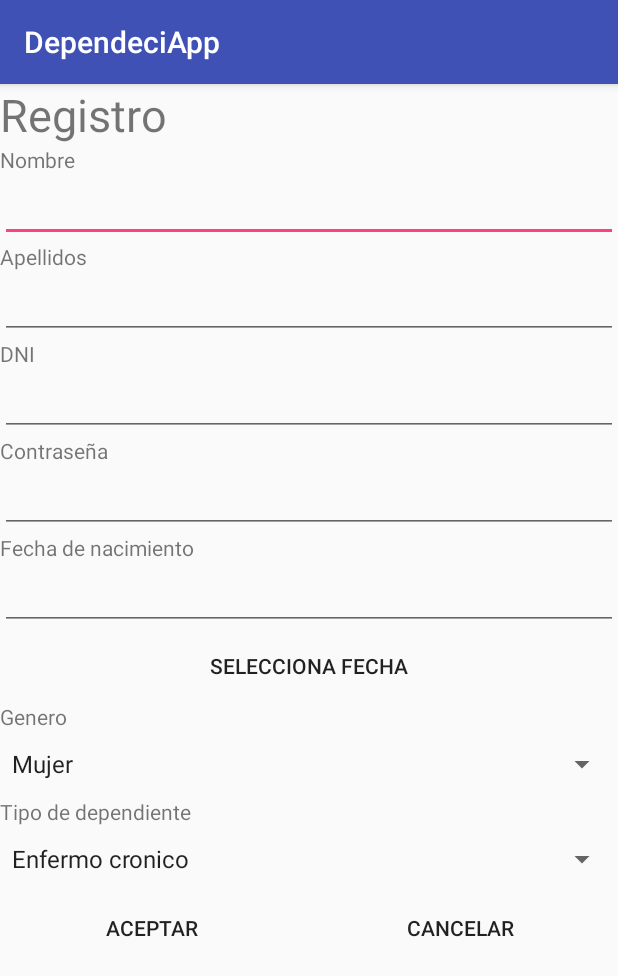
After one commit to VK-Tiodor/ProjecteIntegrador_DAM_ATKJ-2, an Android app: the RegisterActivity screen opened directly, with no data from a screen before it, on a phone screen of 412 x 824 dp. The commit adds this screen. Shown: the top 976 px of the screen. Run offline under Robolectric (Android 15) with nearby library versions, the phone set to English and light mode, and no system bars.

Commit message:
RegisterActivity Parte1

```diff
--- a/DependeciApp/app/src/main/AndroidManifest.xml
+++ b/DependeciApp/app/src/main/AndroidManifest.xml
@@ -19,6 +19,7 @@
                 <category android:name="android.intent.category.LAUNCHER" />
             </intent-filter>
         </activity>
+        <activity android:name=".RegisterActivity"></activity>
     </application>
 
 </manifest>
--- /dev/null
+++ b/DependeciApp/app/src/main/java/dam/android/dependeciapp/RegisterActivity.java
@@ -0,0 +1,78 @@
+package dam.android.dependeciapp;
+
+import android.app.DatePickerDialog;
+import android.support.v7.app.AppCompatActivity;
+import android.os.Bundle;
+import android.view.View;
+import android.widget.ArrayAdapter;
+import android.widget.DatePicker;
+import android.widget.EditText;
+import android.widget.Spinner;
+
+import java.util.Calendar;
+
+public class RegisterActivity extends AppCompatActivity {
+
+    private EditText etNombre;
+    private EditText etApellido;
+    private EditText etDNI;
+    private EditText etPass;
+    private EditText etFecha;
+    private Spinner spGenero;
+    private Spinner spTipoDependiente;
+
+    @Override
+    protected void onCreate(Bundle savedInstanceState) {
+        super.onCreate(savedInstanceState);
+        setContentView(R.layout.activity_register);
+        setUI();
+    }
+
+    private void setUI() {
+        etNombre=(EditText)findViewById(R.id.etNombre);
+        etApellido=(EditText)findViewById(R.id.etApellidos);
+        etDNI=(EditText)findViewById(R.id.etDni);
+        etPass=(EditText)findViewById(R.id.etPass);
+        etFecha=(EditText)findViewById(R.id.etFecha);
+        spGenero=(Spinner)findViewById(R.id.spGenero);
+        spTipoDependiente=(Spinner)findViewById(R.id.spTipoDependiente);
+        ArrayAdapter<CharSequence> adapterGenero = ArrayAdapter.createFromResource(this, R.array.genero,
+                android.R.layout.simple_spinner_item);
+        spGenero.setAdapter(adapterGenero);
+        ArrayAdapter<CharSequence> adapterTipo = ArrayAdapter.createFromResource(this, R.array.tipo_dependiente,
+                android.R.layout.simple_spinner_item);
+        spTipoDependiente.setAdapter(adapterTipo);
+    }
+
+
+    public void openDatePicker(View v) {
+        int yy;
+        int mm;
+        int dd;
+        if (etFecha.getText().toString().equals("")) {
+            final Calendar calendario = Calendar.getInstance();
+            yy = calendario.get(Calendar.YEAR);
+            mm = calendario.get(Calendar.MONTH);
+            dd = calendario.get(Calendar.DAY_OF_MONTH);
+        } else {
+            String fecha = etFecha.getText().toString();
+            String[] dateArray = fecha.split("-");
+
+            yy = Integer.valueOf(dateArray[0]);
+            mm = (Integer.valueOf(dateArray[1]) - 1);
+            dd = (Integer.valueOf(dateArray[2]));
+        }
+        DatePickerDialog datePicker = new DatePickerDialog(this, new DatePickerDialog.OnDateSetListener() {
+            @Override
+            public void onDateSet(DatePicker view, int year, int monthOfYear, int dayOfMonth) {
+
+                String fecha = String.valueOf(year) + "-" + String.valueOf(monthOfYear + 1)
+                        + "-" + String.valueOf(dayOfMonth);
+                etFecha.setText(fecha);
+            }
+        }, yy, mm, dd);
+        datePicker.show();
+    }
+
+
+}
--- /dev/null
+++ b/DependeciApp/app/src/main/res/layout/activity_register.xml
@@ -0,0 +1,138 @@
+<?xml version="1.0" encoding="utf-8"?>
+<android.support.constraint.ConstraintLayout xmlns:android="http://schemas.android.com/apk/res/android"
+    xmlns:app="http://schemas.android.com/apk/res-auto"
+    xmlns:tools="http://schemas.android.com/tools"
+    android:layout_width="match_parent"
+    android:layout_height="match_parent"
+    tools:context="dam.android.dependeciapp.RegisterActivity">
+
+    <ScrollView
+        android:layout_width="match_parent"
+        android:layout_height="match_parent">
+
+        <LinearLayout
+            android:layout_width="match_parent"
+            android:layout_height="wrap_content"
+            android:orientation="vertical" >
+
+            <TextView
+                android:layout_width="match_parent"
+                android:layout_height="wrap_content"
+                android:text="@string/register_registro"
+                android:textSize="30sp" />
+
+            <TextView
+                android:layout_width="match_parent"
+                android:layout_height="wrap_content"
+                android:text="@string/register_nombre" />
+
+            <EditText
+                android:id="@+id/etNombre"
+                android:layout_width="match_parent"
+                android:layout_height="wrap_content"
+                android:ems="10"
+                android:inputType="textPersonName" />
+
+            <TextView
+                android:layout_width="match_parent"
+                android:layout_height="wrap_content"
+                android:text="@string/register_apellidos" />
+
+            <EditText
+                android:id="@+id/etApellidos"
+                android:layout_width="match_parent"
+                android:layout_height="wrap_content"
+                android:ems="10"
+                android:inputType="textPersonName" />
+
+            <TextView
+                android:layout_width="match_parent"
+                android:layout_height="wrap_content"
+                android:text="@string/register_dni" />
+
+            <EditText
+                android:id="@+id/etDni"
+                android:layout_width="match_parent"
+                android:layout_height="wrap_content"
+                android:ems="10"
+                android:inputType="textPersonName" />
+
+            <TextView
+                android:layout_width="match_parent"
+                android:layout_height="wrap_content"
+                android:text="@string/register_pass" />
+
+            <EditText
+                android:id="@+id/etPass"
+                android:layout_width="match_parent"
+                android:layout_height="wrap_content"
+                android:ems="10"
+                android:inputType="textPersonName" />
+
+            <TextView
+                android:layout_width="match_parent"
+                android:layout_height="wrap_content"
+                android:text="@string/register_nacimiento" />
+
+            <EditText
+                android:id="@+id/etFecha"
+                android:layout_width="match_parent"
+                android:layout_height="wrap_content"
+                android:ems="10"
+                android:inputType="textPersonName" />
+
+            <Button
+                android:id="@+id/btFecha"
+                style="?android:attr/borderlessButtonStyle"
+                android:layout_width="match_parent"
+                android:layout_height="wrap_content"
+                android:text="@string/register_fecha_boton"
+                android:onClick="openDatePicker"/>
+
+            <TextView
+                android:layout_width="match_parent"
+                android:layout_height="wrap_content"
+                android:text="@string/register_genero" />
+
+            <Spinner
+                android:id="@+id/spGenero"
+                android:layout_width="match_parent"
+                android:layout_height="44dp"
+                android:spinnerMode="dialog" />
+
+            <TextView
+                android:layout_width="match_parent"
+                android:layout_height="wrap_content"
+                android:text="@string/register_tipo_dependiente" />
+
+            <Spinner
+                android:id="@+id/spTipoDependiente"
+                android:layout_width="match_parent"
+                android:layout_height="44dp"
+                android:spinnerMode="dialog" />
+
+            <LinearLayout
+                android:layout_width="match_parent"
+                android:layout_height="match_parent"
+                android:orientation="horizontal">
+
+                <Button
+                    android:id="@+id/btAceptar"
+                    style="?android:attr/borderlessButtonStyle"
+                    android:layout_width="wrap_content"
+                    android:layout_height="wrap_content"
+                    android:layout_weight="1"
+                    android:text="@string/aceptar" />
+
+                <Button
+                    android:id="@+id/btCancelar"
+                    style="?android:attr/borderlessButtonStyle"
+                    android:layout_width="wrap_content"
+                    android:layout_height="wrap_content"
+                    android:layout_weight="1"
+                    android:text="@string/cancelar" />
+            </LinearLayout>
+        </LinearLayout>
+
+    </ScrollView>
+</android.support.constraint.ConstraintLayout>
--- /dev/null
+++ b/DependeciApp/app/src/main/res/values/array.xml
@@ -0,0 +1,15 @@
+<?xml version="1.0" encoding="utf-8"?>
+<resources>
+    <string-array name="genero">
+        <item>Mujer</item>
+        <item>Hombre</item>
+        <item>Indefinido</item>
+    </string-array>
+    <string-array name="tipo_dependiente">
+        <item>Enfermo cronico</item>
+        <item>Persona mayor</item>
+        <item>Discapacitado</item>
+    </string-array>
+
+
+</resources>
--- a/DependeciApp/app/src/main/res/values/strings.xml
+++ b/DependeciApp/app/src/main/res/values/strings.xml
@@ -1,8 +1,19 @@
 <resources>
     <string name="app_name">DependeciApp</string>
-
     <string name="navigation_drawer_open">Open navigation drawer</string>
     <string name="navigation_drawer_close">Close navigation drawer</string>
+    <string name="action_settings">Settings</string>
+    <string name="register_registro">Registro</string>
+    <string name="register_nombre">Nombre</string>
+    <string name="register_apellidos">Apellidos</string>
+    <string name="register_dni">DNI</string>
+    <string name="register_pass">Contraseña</string>
+    <string name="register_nacimiento">Fecha de nacimiento</string>
+    <string name="register_fecha_boton">Selecciona fecha</string>
+    <string name="register_genero">Genero</string>
+    <string name="register_tipo_dependiente">Tipo de dependiente</string>
+    <string name="aceptar">Aceptar</string>
+    <string name="cancelar">Cancelar</string>
 
-    <string name="action_settings">Settings</string>
+
 </resources>
```
Also changed, not shown: DependeciApp/app/src/main/res/mipmap-hdpi/ic_launcher.png, DependeciApp/app/src/main/res/mipmap-ldpi/ic_launcher.PNG (added), DependeciApp/app/src/main/res/mipmap-mdpi/ic_launcher.png, DependeciApp/app/src/main/res/mipmap-xhdpi/ic_launcher.png, DependeciApp/app/src/main/res/mipmap-xxhdpi/ic_launcher.png, DependeciApp/app/src/main/res/mipmap-xxxhdpi/ic_launcher.png.
